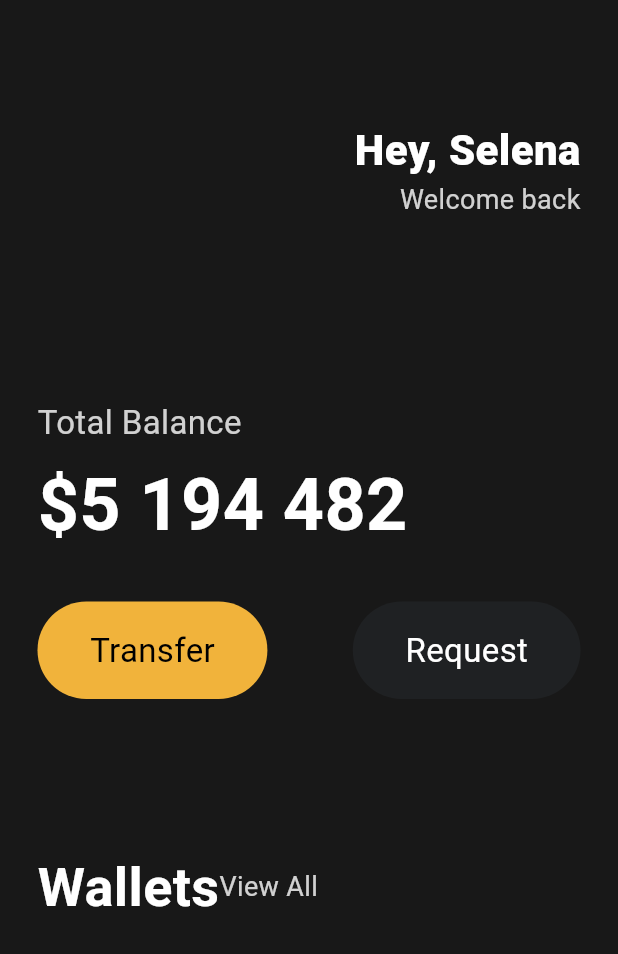
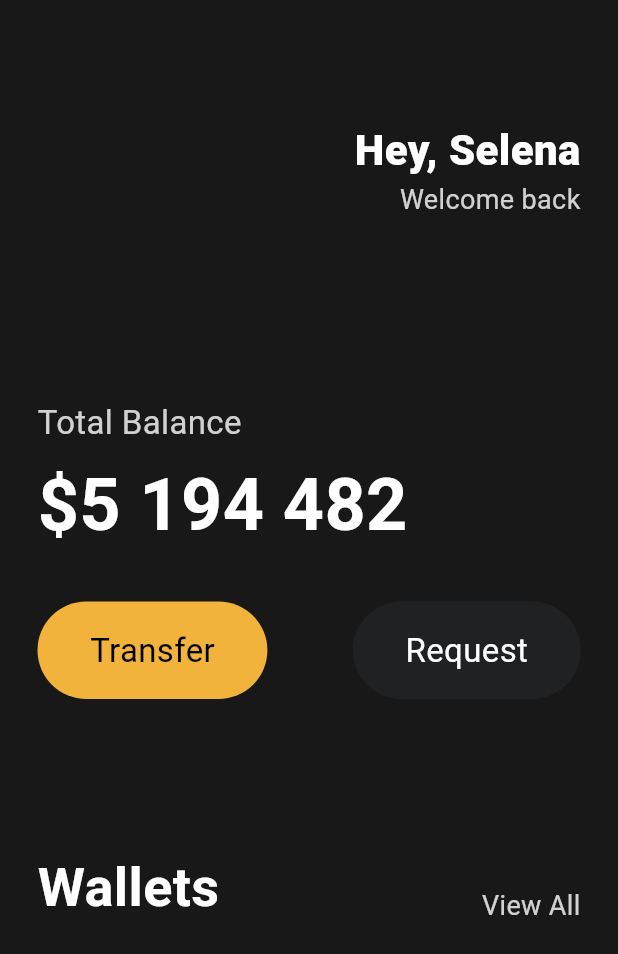
Before and after one commit to kimjihye058/2024-Flutter-Study, a Flutter app: the screen it shows after launch, on a phone screen of 412 x 824 dp. Shown: the top 954 px of the screen. Run offline on Flutter 3.47's test engine with Material 3 defaults, Android fonts, the phone set to English and light mode, and no system bars.

Commit message:
Row에서 main은 가로축, cross는 세로축

```diff
--- a/lib/main.dart
+++ b/lib/main.dart
@@ -92,6 +92,9 @@ class App extends StatelessWidget {
                   height: 100,
                 ),
                 Row(
+                  // Row에서 main은 가로축, cross는 세로축(Colum에서의 main은 세로축)
+                  crossAxisAlignment: CrossAxisAlignment.end,
+                  mainAxisAlignment: MainAxisAlignment.spaceBetween,
                   children: [
                     const Text(
                       'Wallets',
@@ -109,7 +112,10 @@ class App extends StatelessWidget {
                       ),
                     ),
                   ],
-                )
+                ),
+                SizedBox(
+                  height: 20,
+                ),
               ],
             ),
           )),
```
